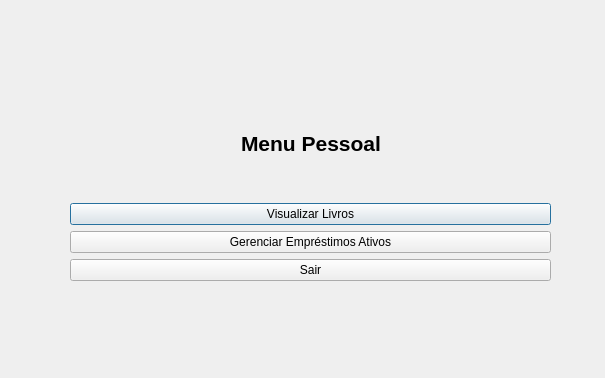
This is Teste-Menu/menuleitorlogado.ui in MateusRiba/Sistema-de-Biblioteca-CRUD as Qt 5 draws it before an edit. The edited form follows.
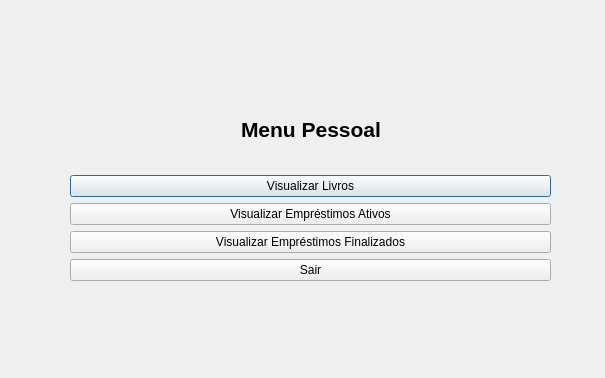
This is the edited form.

Commit message: listagem dos emprestivos ativos e adicionando classe sessao para guardar o usuario que foi logado

Patch:
```diff
--- a/Teste-Menu/menuleitorlogado.ui
+++ b/Teste-Menu/menuleitorlogado.ui
@@ -76,7 +76,14 @@
     <item>
      <widget class="QPushButton" name="btnGerenciarEmprestimo">
       <property name="text">
-       <string>Gerenciar Empréstimos Ativos</string>
+       <string>Visualizar Empréstimos Ativos</string>
+      </property>
+     </widget>
+    </item>
+    <item>
+     <widget class="QPushButton" name="pushButton">
+      <property name="text">
+       <string>Visualizar Empréstimos Finalizados</string>
       </property>
      </widget>
     </item>
```
Left out of the diff: 2 changed lines with no effect on the pictures. The commit also changes 13 other files.
